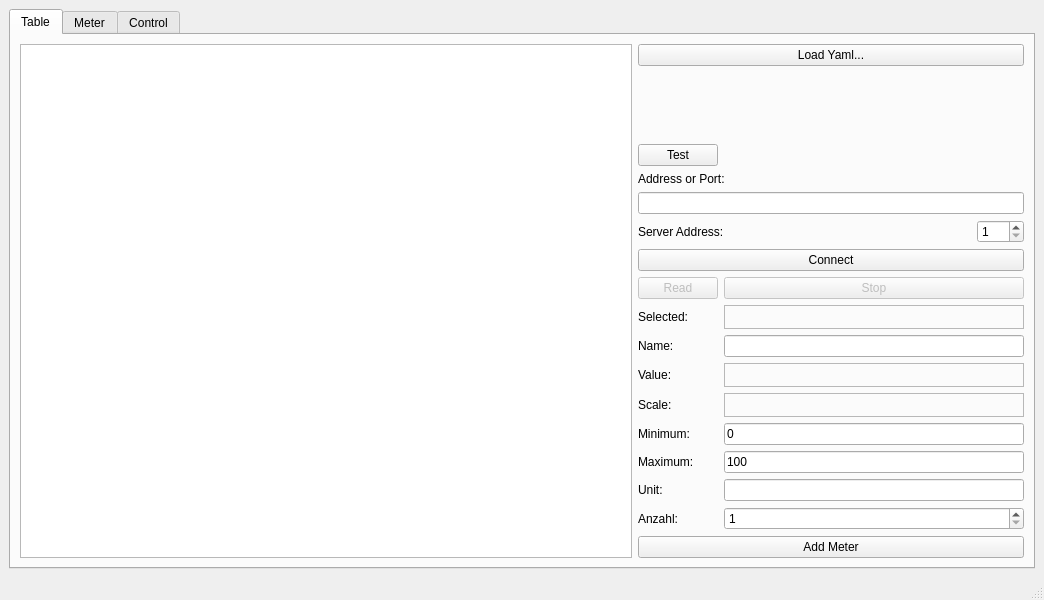
The window that Qt/PV_View/mainwindow.ui (Rolloke/GUI-Apps) describes before a commit, drawn with Qt 5.
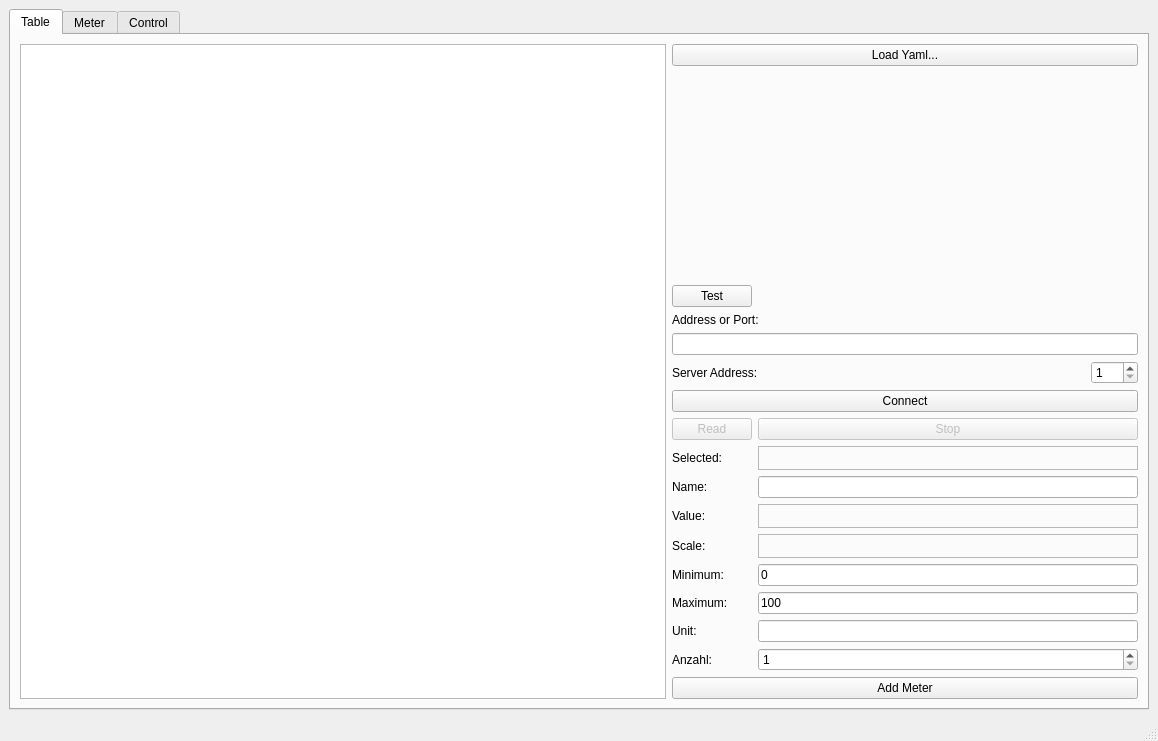
The same window after the commit. Icons and pictures are not drawn.

Diff of the .ui file:
```diff
--- a/Qt/PV_View/mainwindow.ui
+++ b/Qt/PV_View/mainwindow.ui
@@ -6,8 +6,8 @@
    <rect>
     <x>0</x>
     <y>0</y>
-    <width>1044</width>
-    <height>600</height>
+    <width>1158</width>
+    <height>741</height>
    </rect>
   </property>
   <property name="windowTitle">
@@ -131,7 +131,7 @@
          <widget class="QLabel" name="textSelected">
           <property name="minimumSize">
            <size>
-            <width>300</width>
+            <width>380</width>
             <height>24</height>
            </size>
           </property>
```
Left out of the diff: 2 changed lines with no effect on the pictures.
